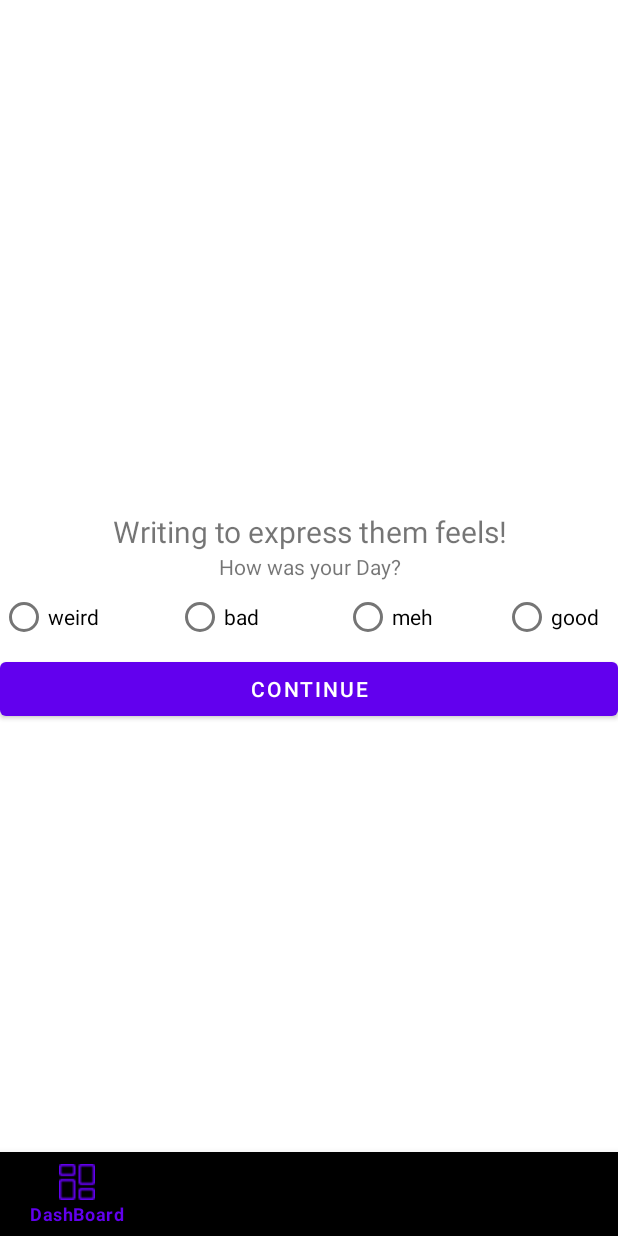
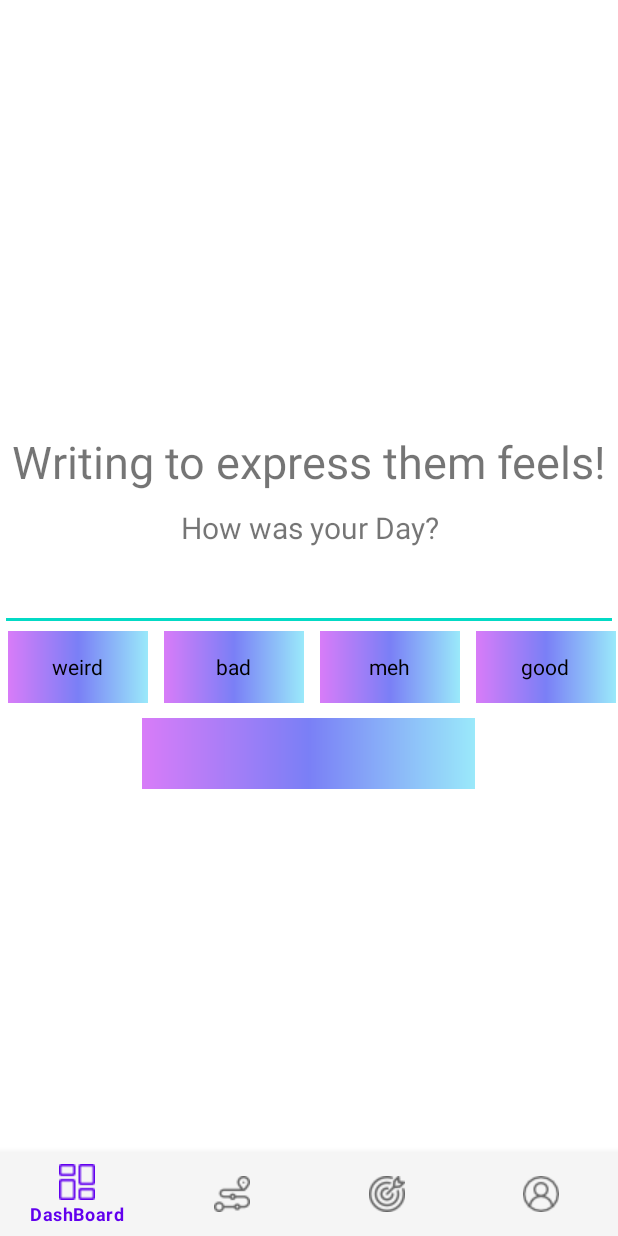
Before and after one commit to 3liYounis/Harmoni, an Android app: the layout activity_test_writing.xml on its own in the app's theme, with its tools: preview values and no code run, on a phone screen of 412 x 824 dp. Run offline under Robolectric (Android 15) with nearby library versions, the phone set to English and light mode, and no system bars.

Commit message:
Tamar is here !

```diff
--- a/app/src/main/java/com/example/harmoniapp/TestWritingActivity.java
+++ b/app/src/main/java/com/example/harmoniapp/TestWritingActivity.java
@@ -2,30 +2,35 @@ package com.example.harmoniapp;
 
 import androidx.appcompat.app.AppCompatActivity;
 
+import android.content.Intent;
 import android.os.Bundle;
 import android.view.View;
-import android.view.autofill.AutofillValue;
 import android.widget.EditText;
-import android.widget.ImageButton;
 import android.widget.RadioButton;
 import android.widget.TextView;
 
 public class TestWritingActivity extends AppCompatActivity implements View.OnClickListener {
-RadioButton GoodButton;
-EditText EmotionName;
+    RadioButton GoodButton;
+    EditText EmotionName;
+    TextView SideActivityName, WritingActQuo;
     @Override
     protected void onCreate(Bundle savedInstanceState) {
         super.onCreate(savedInstanceState);
         setContentView(R.layout.activity_test_writing);
         GoodButton = findViewById(R.id.GoodButton);
-        //EmotionName = findViewById(R.id.EmotionName);
+        EmotionName = findViewById(R.id.EmotionName);
+        SideActivityName = findViewById(R.id.SideActivityName);
+        WritingActQuo =  findViewById(R.id.WritingActQuo);
 
     }
 
     @Override
     public void onClick(View view) {
         if (view == GoodButton) {
+            String GoodButtonId = (String) GoodButton.getText();
+            EmotionName.setText(GoodButtonId);
+        }
 
-        }
     }
+
 }
--- a/app/src/main/res/layout/activity_test_writing.xml
+++ b/app/src/main/res/layout/activity_test_writing.xml
@@ -6,7 +6,7 @@
     android:layout_height="match_parent"
     android:layout_gravity="center"
     android:orientation="vertical"
-tools:context=".WritingActivity"
+    tools:context=".TestWritingActivity"
     android:background="@color/white">
 
     <FrameLayout
@@ -15,10 +15,7 @@ tools:context=".WritingActivity"
         app:layout_constraintBottom_toTopOf="@+id/bottomNavigationView"
         app:layout_constraintEnd_toEndOf="parent"
         app:layout_constraintStart_toStartOf="parent"
-        app:layout_constraintTop_toTopOf="parent">
-
-
-    </FrameLayout>
+        app:layout_constraintTop_toTopOf="parent"/>
     <com.google.android.material.bottomnavigation.BottomNavigationView
         android:id="@+id/bottomNavigationView"
         android:layout_width="match_parent"
@@ -26,7 +23,7 @@ tools:context=".WritingActivity"
         app:layout_constraintBottom_toBottomOf="parent"
         app:layout_constraintEnd_toEndOf="parent"
         app:layout_constraintStart_toStartOf="parent"
-        android:background="@color/black"
+        android:background="@color/WhiteSmoke"
         app:menu="@menu/bottom_nav_menu">
 
     </com.google.android.material.bottomnavigation.BottomNavigationView>
@@ -47,64 +44,126 @@ tools:context=".WritingActivity"
             android:gravity="center"
             android:inputType="text"
             android:text="Writing to express them feels!"
-        android:textSize="20sp" />
+            android:textSize="30dp"
+            android:layout_marginBottom="10dp"/>
 
         <TextView
             android:id="@+id/WritingActQuo"
-        android:ems="10"
+            android:textSize="20dp"
             android:layout_width="match_parent"
             android:layout_height="wrap_content"
             android:gravity="center"
             android:inputType="text"
             android:lines="2"
-        android:text="How was your Day?">
+            android:text="How was your Day?"
+            android:layout_marginBottom="10dp"/>
 
-    </TextView>
+
+        <EditText
+            android:id="@+id/EmotionName"
+            android:layout_width="match_parent"
+            android:layout_height="wrap_content"
+            android:duplicateParentState="false"
+            android:editable="false"
+            android:ems="10"
+            android:inputType="textPersonName" />
 
         <RadioGroup
             android:id="@+id/RadioEmoGroup"
             android:layout_width="match_parent"
             android:layout_height="wrap_content"
-        android:orientation="horizontal">
+            android:orientation="horizontal"
+            android:layout_marginBottom="10dp">
 
             <RadioButton
                 android:id="@+id/WeirdButton"
-            android:layout_width="117dp"
-            android:layout_height="wrap_content"
+                android:layout_width="93dp"
+                android:layout_height="match_parent"
+                android:layout_marginLeft="5dp"
+                android:layout_marginRight="5dp"
+                android:background="@drawable/harmoni_gradient"
+                android:button="@drawable/button_style"
                 android:scaleX="1"
                 android:scaleY="1"
-            android:text="weird" />
+                android:text="weird"
+                android:textAlignment="center"
+                android:textColor="@color/black" />
 
             <RadioButton
                 android:id="@+id/BadButton"
-            android:layout_width="112dp"
-            android:layout_height="wrap_content"
+                android:layout_width="93dp"
+                android:layout_height="match_parent"
+                android:background="@drawable/harmoni_gradient"
+                android:button="@drawable/button_style"
+                android:layout_marginLeft="5dp"
+                android:layout_marginRight="5dp"
+                android:outlineAmbientShadowColor="@color/black"
                 android:scaleX="1"
                 android:scaleY="1"
-            android:text="bad" />
+                android:text="bad"
+                android:textAlignment="center"
+                android:textColor="@color/black" />
 
             <RadioButton
                 android:id="@+id/MehButton"
-            android:layout_width="106dp"
-            android:layout_height="wrap_content"
+                android:layout_width="93dp"
+                android:layout_height="match_parent"
+                android:background="@drawable/harmoni_gradient"
+                android:button="@drawable/button_style"
+                android:layout_marginLeft="5dp"
+                android:layout_marginRight="5dp"
+                android:outlineAmbientShadowColor="@color/black"
+                android:padding="10dp"
                 android:scaleX="1"
                 android:scaleY="1"
-            android:text="meh" />
+                android:text="meh"
+                android:textAlignment="center"
+                android:textColor="@color/black" />
 
             <RadioButton
                 android:id="@+id/GoodButton"
-            android:layout_width="match_parent"
+                android:layout_width="93dp"
                 android:layout_height="wrap_content"
                 android:text="good"
                 android:scaleX="1"
-            android:scaleY="1" />
+                android:scaleY="1"
+                android:layout_marginLeft="5dp"
+                android:layout_marginRight="5dp"
+                android:background="@drawable/harmoni_gradient"
+                android:outlineAmbientShadowColor="@color/black"
+                android:button="@drawable/button_style"
+                android:padding="10dp"
+                android:textColor="@color/black"
+                android:textAlignment="center"
+                />
         </RadioGroup>
+        <FrameLayout
+            android:layout_width="wrap_content"
+            android:layout_height="wrap_content">
+            <TextView
+                android:id="@+id/continue1"
+                android:layout_width="126dp"
+                android:layout_height="51dp"
+                android:layout_alignParentLeft="true"
+                android:layout_alignParentTop="true"
+                android:layout_alignParentEnd="true"
+                android:layout_alignParentBottom="true"
+                android:textAlignment="center"
+                android:text="Continue"
+                android:textColor="@color/black" />
+            <ImageButton
+                android:id="@+id/ContinueButton"
+                android:layout_width="222dp"
+                android:layout_height="47dp"
+                android:layout_marginLeft="5dp"
+                android:layout_marginRight="5dp"
+                android:layout_marginBottom="10dp"
+                android:background="@drawable/harmoni_gradient"
+                android:textAlignment="center"
+                android:textColor="@color/black" />
 
-    <Button
-        android:id="@+id/ContinueButton"
-        android:layout_width="match_parent"
-        android:layout_height="wrap_content"
-        android:text="Continue" />
+        </FrameLayout>
+
 
     </LinearLayout>
 
```
Lines whose indentation alone changed are shown as unchanged.
